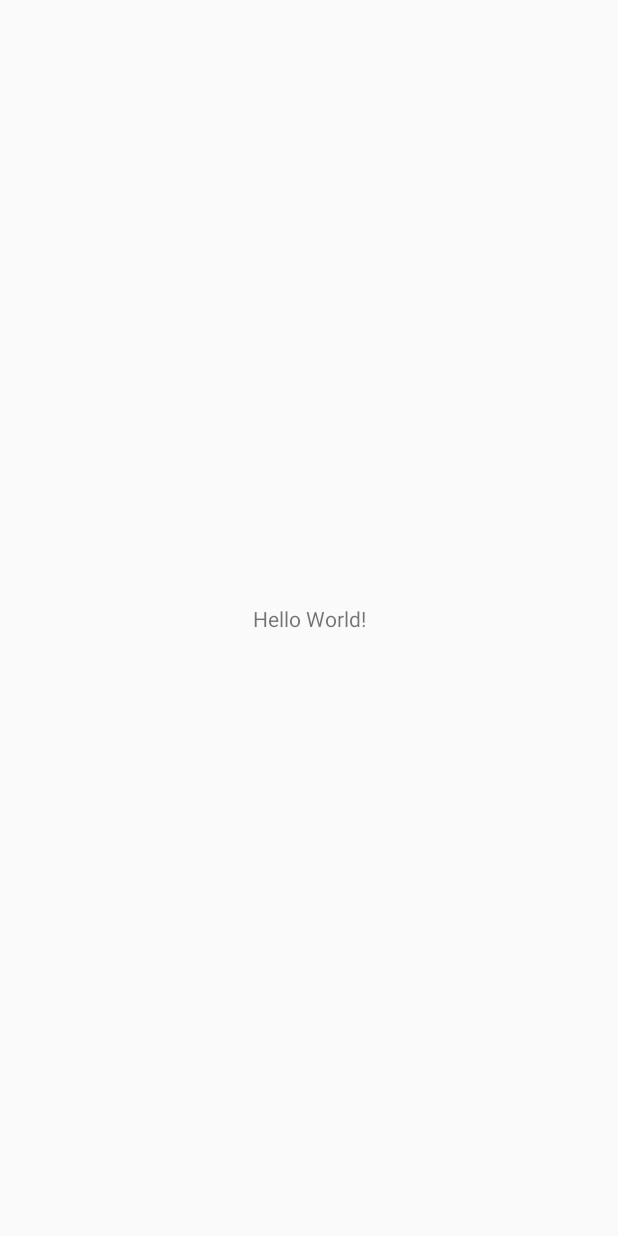
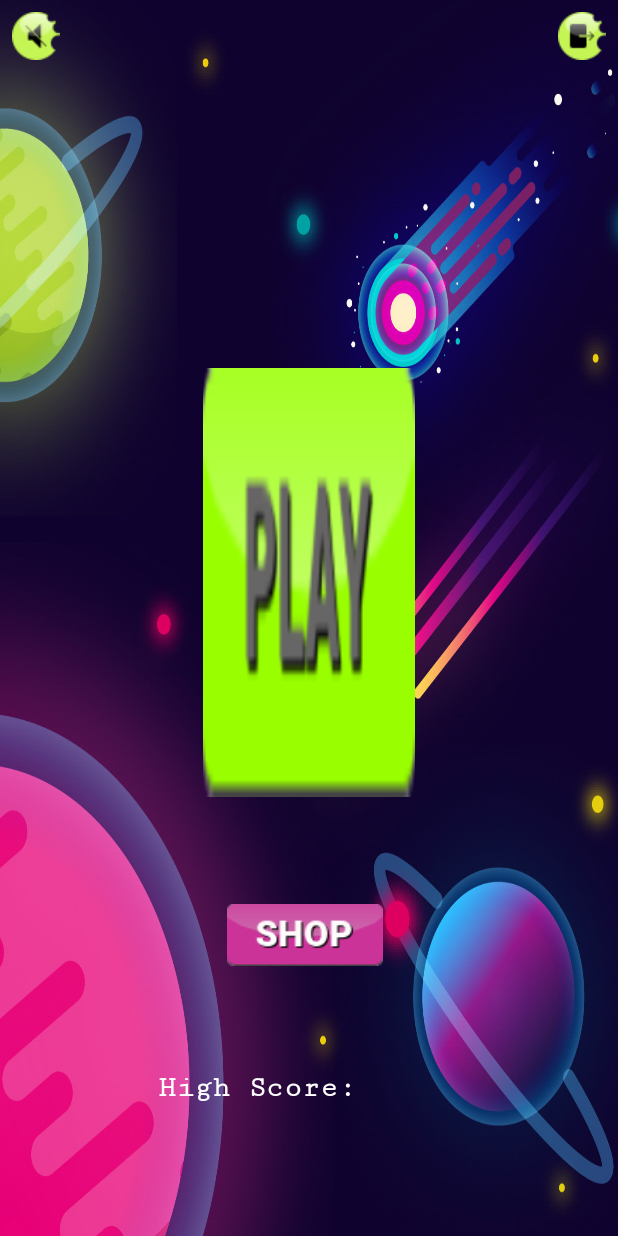
Before and after one commit to megadroids/DrivingGame, an Android app: the screen it shows after launch (MainActivity before the commit, MenuActivity after it), on a phone screen of 412 x 824 dp. Before the commit the screen is almost empty. Run offline under Robolectric (Android 15) with nearby library versions, the phone set to English and light mode, and no system bars.

Commit message:
Add MenuActivity and activity_menu

```diff
--- a/app/build.gradle
+++ b/app/build.gradle
@@ -19,7 +19,7 @@ android {
 }
 
 dependencies {
-    implementation fileTree(dir: 'libs', include: ['*.jar'])
+    implementation fileTree(include: ['*.jar'], dir: 'libs')
     implementation 'com.android.support:appcompat-v7:26.1.0'
     implementation 'com.android.support.constraint:constraint-layout:1.0.2'
     testImplementation 'junit:junit:4.12'
--- a/app/src/main/AndroidManifest.xml
+++ b/app/src/main/AndroidManifest.xml
@@ -9,14 +9,14 @@
         android:roundIcon="@mipmap/ic_launcher_round"
         android:supportsRtl="true"
         android:theme="@style/AppTheme">
-        <activity android:name=".view.MainActivity">
+        <activity android:name=".view.MenuActivity">
             <intent-filter>
                 <action android:name="android.intent.action.MAIN" />
 
                 <category android:name="android.intent.category.LAUNCHER" />
             </intent-filter>
         </activity>
-        <activity android:name=".view.MenuActivity" />
+        <activity android:name=".view.MainActivity" />
         <activity android:name=".view.ShopActivity" />
         <activity android:name=".view.GameActivity"></activity>
     </application>
--- a/app/src/main/java/megadroid/drivinggame/view/MenuActivity.java
+++ b/app/src/main/java/megadroid/drivinggame/view/MenuActivity.java
@@ -2,14 +2,69 @@ package megadroid.drivinggame.view;
 
 import android.support.v7.app.AppCompatActivity;
 import android.os.Bundle;
+import megadroid.drivinggame.R;
+import android.app.Activity;
+import android.content.Intent;
+import android.content.pm.ActivityInfo;
+import android.view.View;
+import android.widget.ImageButton;
 
-import megadroid.drivinggame.R;
-
-public class MenuActivity extends AppCompatActivity {
+public class MenuActivity extends AppCompatActivity implements View.OnClickListener {
 
     @Override
     protected void onCreate(Bundle savedInstanceState) {
         super.onCreate(savedInstanceState);
         setContentView(R.layout.activity_menu);
+
+        //Crete image buttons
+        ImageButton playButton;
+        ImageButton shopButton;
+        ImageButton muteSoundButton;
+        ImageButton exitButton;
+
+        //set the orientation to landscape
+        setRequestedOrientation(ActivityInfo.SCREEN_ORIENTATION_PORTRAIT);
+
+        //getting the buttons
+        playButton = (ImageButton) findViewById(R.id.buttonPlay);
+        shopButton = (ImageButton) findViewById(R.id.buttonShop);
+        muteSoundButton = (ImageButton) findViewById(R.id.muteSound);
+        exitButton = (ImageButton) findViewById(R.id.exit);
+
+        //adding a click listener to buttons
+        playButton.setOnClickListener(this);
+        shopButton.setOnClickListener(this);
+        muteSoundButton.setOnClickListener(this);
+        exitButton.setOnClickListener(this);
+    }
+
+    // the onclick methods to handle clicking different buttons
+    @Override
+    public void onClick(View v) {
+
+        switch (v.getId()) {
+            //the transition from MenuActivity to GameActivity
+            case R.id.buttonPlay:
+                startActivity(new Intent(MenuActivity.this, GameActivity.class));
+                break;
+
+            //the transition from MenuActivity to ShopActivity
+            case R.id.buttonShop:
+                startActivity(new Intent(MenuActivity.this, ShopActivity.class));
+                break;
+
+            case R.id.muteSound:
+                break;
+
+            case R.id.exit:
+                Intent startMain = new Intent(Intent.ACTION_MAIN);
+                startMain.addCategory(Intent.CATEGORY_HOME);
+                startMain.setFlags(Intent.FLAG_ACTIVITY_NEW_TASK);
+                startActivity(startMain);
+                break;
+
+            default:
+                break;
+        }
     }
 }
--- a/app/src/main/res/layout/activity_menu.xml
+++ b/app/src/main/res/layout/activity_menu.xml
@@ -4,6 +4,80 @@
     xmlns:tools="http://schemas.android.com/tools"
     android:layout_width="match_parent"
     android:layout_height="match_parent"
+    android:background="@drawable/background"
+    android:gravity="center"
     tools:context="megadroid.drivinggame.view.MenuActivity">
 
+    <ImageButton
+        android:id="@+id/exit"
+        android:layout_width="wrap_content"
+        android:layout_height="wrap_content"
+        android:layout_above="@+id/buttonShop"
+        android:layout_centerHorizontal="true"
+        android:layout_marginEnd="8dp"
+        android:layout_marginRight="8dp"
+        android:layout_marginTop="8dp"
+        android:background="@drawable/exit"
+        app:layout_constraintEnd_toEndOf="parent"
+        app:layout_constraintTop_toTopOf="parent" />
+
+    <ImageButton
+        android:id="@+id/muteSound"
+        android:layout_width="wrap_content"
+        android:layout_height="wrap_content"
+        android:layout_above="@+id/buttonShop"
+        android:layout_centerHorizontal="true"
+        android:layout_marginStart="8dp"
+        android:layout_marginLeft="8dp"
+        android:layout_marginTop="8dp"
+        android:background="@drawable/mute_sound"
+        app:layout_constraintStart_toStartOf="parent"
+        app:layout_constraintTop_toTopOf="parent" />
+
+    <TextView
+        android:id="@+id/textView2"
+        android:layout_width="202dp"
+        android:layout_height="28dp"
+        android:fontFamily="serif-monospace"
+        android:text="High Score: "
+        android:textColor="#FFFFFF"
+        android:textSize="20dp"
+        android:textStyle="bold"
+        app:layout_constraintBottom_toBottomOf="parent"
+        app:layout_constraintHorizontal_bias="0.502"
+        app:layout_constraintLeft_toLeftOf="parent"
+        app:layout_constraintRight_toRightOf="parent"
+        app:layout_constraintTop_toTopOf="parent"
+        app:layout_constraintVertical_bias="0.897" />
+
+
+    <ImageButton
+        android:id="@+id/buttonPlay"
+        android:layout_width="141dp"
+        android:layout_height="0dp"
+        android:layout_above="@+id/buttonShop"
+        android:layout_centerHorizontal="true"
+        android:layout_marginBottom="71dp"
+        android:layout_marginTop="245dp"
+        android:background="@drawable/button_play"
+        app:layout_constraintBottom_toTopOf="@+id/buttonShop"
+        app:layout_constraintEnd_toEndOf="parent"
+        app:layout_constraintStart_toStartOf="parent"
+        app:layout_constraintTop_toTopOf="parent"
+        app:layout_constraintVertical_bias="0.49" />
+
+    <ImageButton
+        android:id="@+id/buttonShop"
+        android:layout_width="wrap_content"
+        android:layout_height="wrap_content"
+        android:layout_alignParentBottom="true"
+        android:layout_centerHorizontal="true"
+        android:layout_marginBottom="180dp"
+        android:layout_marginStart="16dp"
+        android:layout_marginLeft="16dp"
+        android:background="@drawable/button_shop"
+        app:layout_constraintBottom_toBottomOf="parent"
+        app:layout_constraintStart_toStartOf="@+id/buttonPlay"
+        app:layout_constraintTop_toBottomOf="@+id/buttonPlay" />
+
 </android.support.constraint.ConstraintLayout>
```
Also changed, not shown: app/src/main/res/drawable/background.jpg (added), app/src/main/res/drawable/button_play.png (added), app/src/main/res/drawable/button_shop.png (added), app/src/main/res/drawable/exit.png (added), app/src/main/res/drawable/home.png (added), app/src/main/res/drawable/mute_sound.png (added), app/src/main/res/drawable/pause.png (added), app/src/main/res/drawable/play.png (added), app/src/main/res/drawable/sound.png (added).
